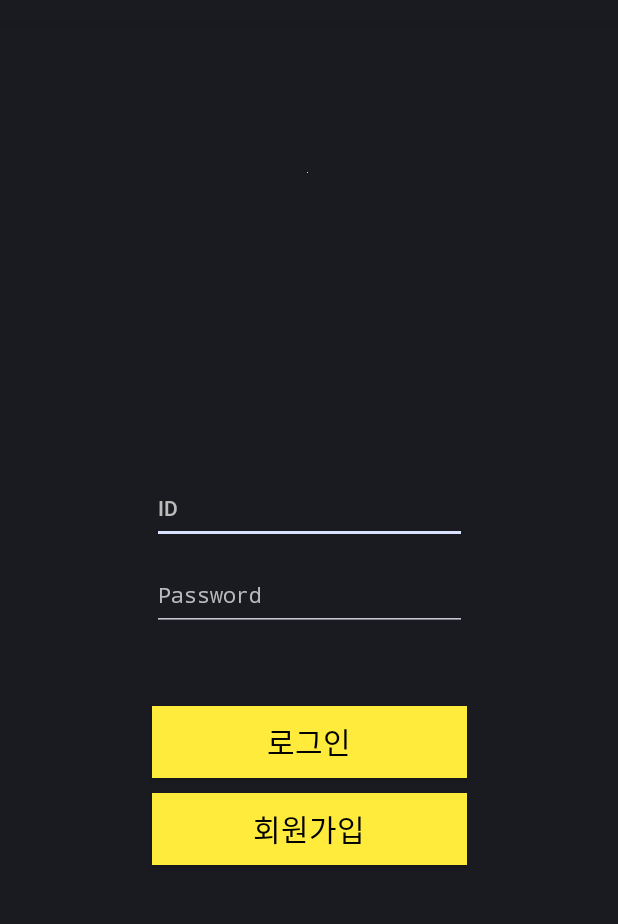
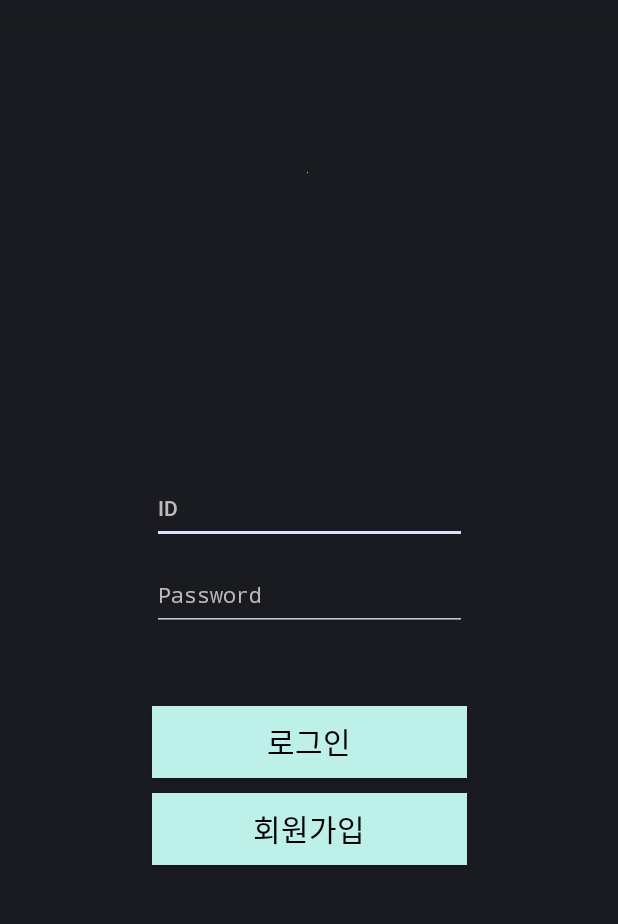
Before and after one commit to TeamEBB/EBB-Android, an Android app: the layout activity_main.xml on its own in the app's theme, with its tools: preview values and no code run, on a phone screen of 412 x 824 dp, the part 62-986 px from its top. Run offline under Robolectric (Android 15) with nearby library versions, the light colour scheme and no system bars.

Commit message:
버튼 색깔 변경 및 글자 크기 변경

```diff
--- a/EBB/app/src/main/res/layout/activity_game_start.xml
+++ b/EBB/app/src/main/res/layout/activity_game_start.xml
@@ -24,6 +24,7 @@
         android:layout_marginLeft="280dp"
         android:layout_marginRight="10dp"
         android:text="프로필"
+        android:background="#BDF0E9"
         app:layout_constraintEnd_toEndOf="parent"
         app:layout_constraintHorizontal_bias="0.229"
         app:layout_constraintStart_toStartOf="parent"
@@ -34,6 +35,7 @@
         android:layout_width="wrap_content"
         android:layout_height="wrap_content"
         android:text="게임 시작"
+        android:background="#BDF0E9"
         android:textSize="20sp"
         android:layout_marginTop="30dp"
         app:layout_constraintStart_toStartOf="parent"
@@ -46,6 +48,7 @@
         android:layout_width="wrap_content"
         android:layout_height="wrap_content"
         android:text="랭킹 보기"
+        android:background="#BDF0E9"
         android:textSize="20sp"
         android:layout_marginTop="10dp"
         app:layout_constraintStart_toStartOf="parent"
--- a/EBB/app/src/main/res/layout/activity_gaming.xml
+++ b/EBB/app/src/main/res/layout/activity_gaming.xml
@@ -53,7 +53,8 @@
         android:layout_width="wrap_content"
         android:layout_height="wrap_content"
         android:text="랭킹"
-        android:background="@color/yellow"
+        android:background="#BDF0E9"
+        android:textSize="20sp"
         android:layout_marginTop="100dp"
         app:layout_constraintStart_toStartOf="parent"
         app:layout_constraintEnd_toEndOf="parent"
@@ -64,7 +65,8 @@
         android:layout_width="wrap_content"
         android:layout_height="wrap_content"
         android:text="돌아 가기"
-        android:background="@color/yellow"
+        android:background="#BDF0E9"
+        android:textSize="20sp"
         android:layout_marginTop="16dp"
         app:layout_constraintStart_toStartOf="parent"
         app:layout_constraintEnd_toEndOf="parent"
--- a/EBB/app/src/main/res/layout/activity_main.xml
+++ b/EBB/app/src/main/res/layout/activity_main.xml
@@ -59,8 +59,7 @@
         android:layout_marginLeft="66dp"
         android:layout_marginTop="50dp"
         android:layout_marginRight="66dp"
-        android:background="@color/yellow"
-        android:backgroundTint="#FFEB3B"
+        android:background="#BDF0E9"
         android:textSize="20sp"
         android:text="로그인"
         android:textColor="@color/black"
@@ -75,8 +74,7 @@
         android:layout_marginLeft="66dp"
         android:layout_marginTop="10dp"
         android:layout_marginRight="66dp"
-        android:background="@color/yellow"
-        android:backgroundTint="#FFEB3B"
+        android:background="#BDF0E9"
         android:text="회원가입"
         android:textColor="@color/black"
         android:textSize="20sp"
--- a/EBB/app/src/main/res/layout/activity_register.xml
+++ b/EBB/app/src/main/res/layout/activity_register.xml
@@ -60,13 +60,14 @@
         app:layout_constraintTop_toBottomOf="@id/register_pwd" />
 
 
-
     <Button
         android:id="@+id/btn_tryRegister"
         android:layout_width="wrap_content"
         android:layout_height="wrap_content"
+        android:layout_marginTop="16dp"
+        android:background="#BDF0E9"
         android:text="회원가입"
-        android:layout_marginTop="16dp"
+        android:textSize="20sp"
         app:layout_constraintEnd_toEndOf="parent"
         app:layout_constraintStart_toStartOf="parent"
         app:layout_constraintTop_toBottomOf="@id/register_pwdCheck" />
```
